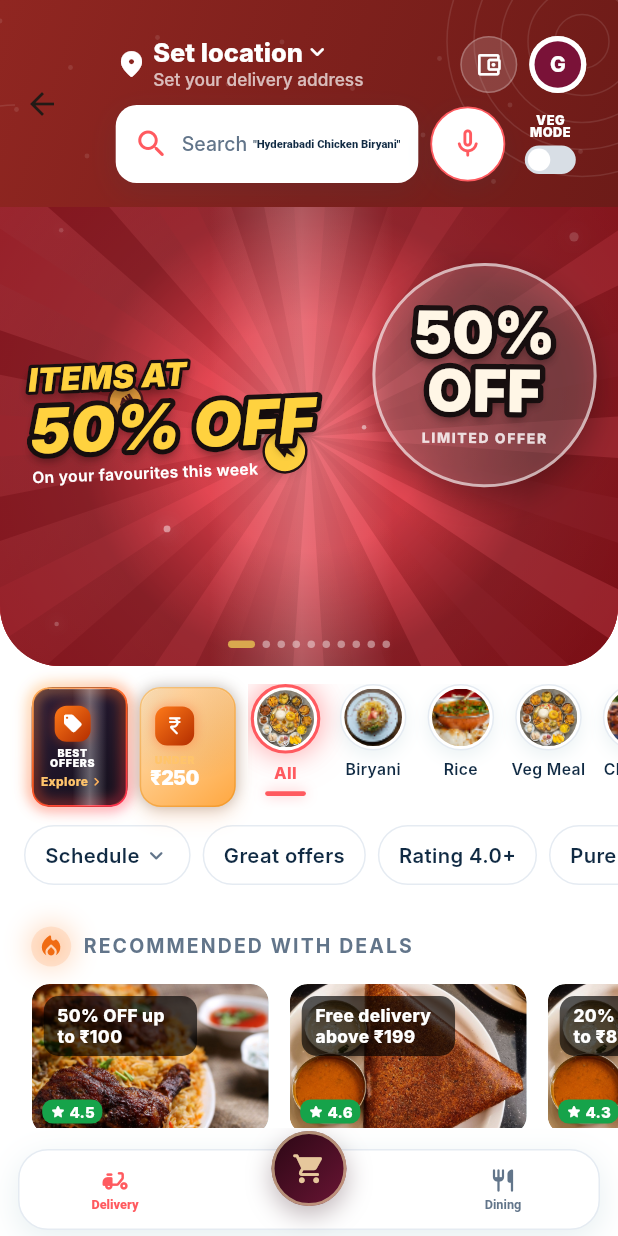
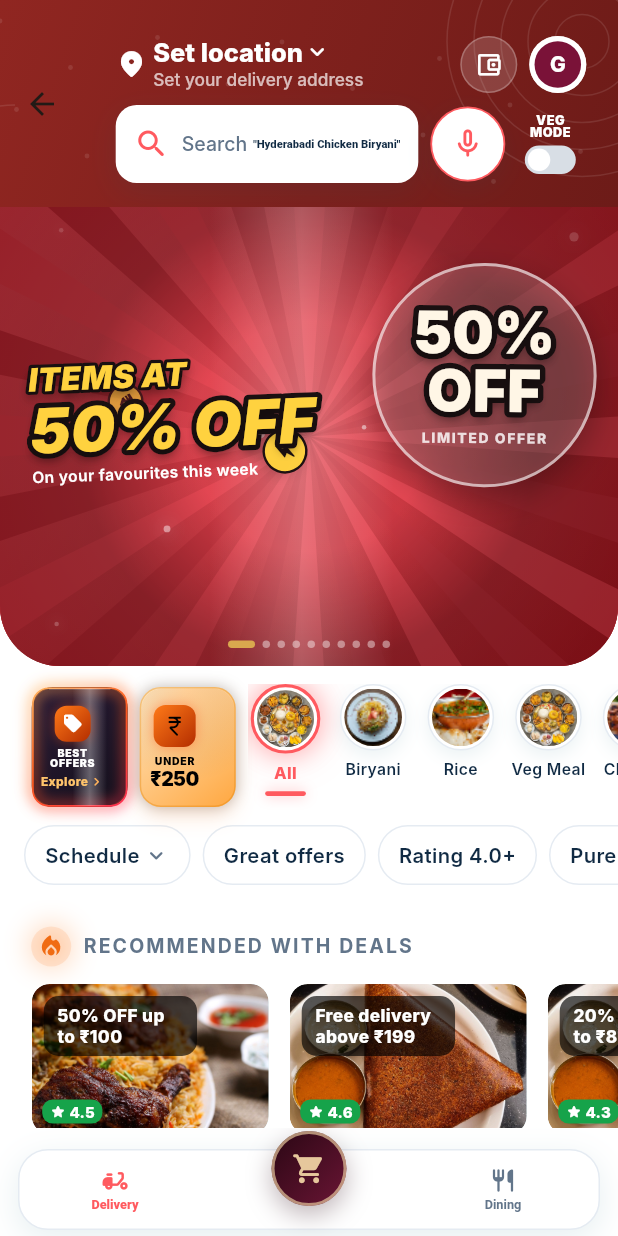
Before and after one commit to inovexglobalsolution-max/OXRO, a Flutter app: the HomeScreen screen opened directly, on a phone screen of 412 x 824 dp. Run offline on Flutter 3.47's test engine with Material 3 defaults, Android fonts, the phone set to English and light mode, and no system bars; our stand-ins replace geolocator, image_picker, share_plus, shared_preferences, speech_to_text, video_player; accounts and stored records are empty; Roboto replaces fonts that are missing (Inter).

Commit message:
feat: Under 250 left-position + amber style, Best Offers amber match, black text

```diff
--- a/lib/features/home/presentation/widgets/food_home_tab.dart
+++ b/lib/features/home/presentation/widgets/food_home_tab.dart
@@ -1246,8 +1246,8 @@ class _Under250Tile extends StatelessWidget {
                   mainAxisAlignment: MainAxisAlignment.center,
                   children: [
                       Container(
-                      width: 26,
-                      height: 26,
+                        width: 28,
+                        height: 28,
                         decoration: BoxDecoration(
                           borderRadius: BorderRadius.circular(8),
                           gradient: const LinearGradient(
@@ -1267,8 +1267,8 @@ class _Under250Tile extends StatelessWidget {
                         ),
                         child: const Icon(
                           Icons.currency_rupee_rounded,
-                        size: 15,
-                        color: Colors.white,
+                          size: 17,
+                          color: Colors.black,
                         ),
                       ),
                     const SizedBox(height: 6),
@@ -1280,7 +1280,7 @@ class _Under250Tile extends StatelessWidget {
                         style: TextStyle(
                           fontSize: 7,
                           fontWeight: FontWeight.w900,
-                          color: Color(0xFFFFC46B),
+                          color: Colors.black,
                           letterSpacing: 0.5,
                           height: 1,
                         ),
@@ -1295,7 +1295,7 @@ class _Under250Tile extends StatelessWidget {
                         style: TextStyle(
                           fontSize: 13,
                           fontWeight: FontWeight.w900,
-                          color: Colors.white,
+                          color: Colors.black,
                           height: 1,
                           letterSpacing: -0.3,
                         ),
```
Lines whose indentation alone changed are shown as unchanged.
